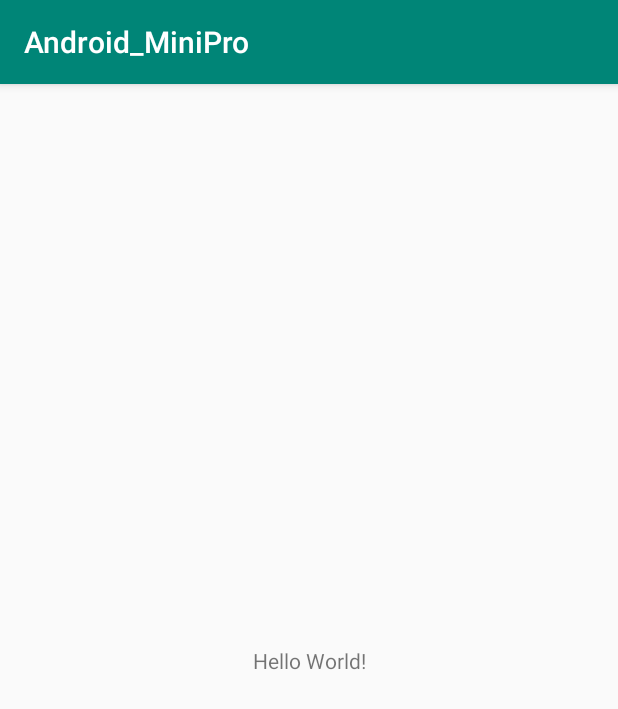
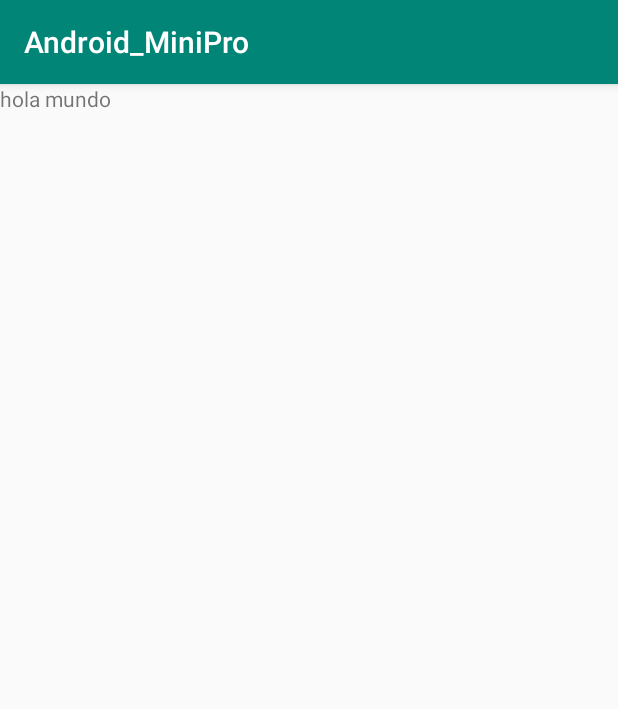
Before and after one commit to kaxer1/Android_MiniPro, an Android app: the screen it shows after launch (MainActivity), on a phone screen of 412 x 824 dp. Shown: the top 709 px of the screen. Run offline under Robolectric (Android 15) with nearby library versions, the phone set to English and light mode, and no system bars.

Commit message:
version1.0

```diff
--- a/app/src/main/res/layout/activity_main.xml
+++ b/app/src/main/res/layout/activity_main.xml
@@ -7,12 +7,10 @@
     tools:context=".MainActivity">
 
     <TextView
+        android:id="@+id/textView"
         android:layout_width="wrap_content"
         android:layout_height="wrap_content"
-        android:text="Hello World!"
-        app:layout_constraintBottom_toBottomOf="parent"
-        app:layout_constraintLeft_toLeftOf="parent"
-        app:layout_constraintRight_toRightOf="parent"
-        app:layout_constraintTop_toTopOf="parent" />
-
+        android:text="hola mundo"
+        tools:layout_editor_absoluteX="156dp"
+        tools:layout_editor_absoluteY="180dp" />
 </androidx.constraintlayout.widget.ConstraintLayout>
```
